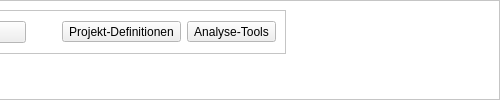
First picture: the form in projektcheck/ui/ProjektCheck_dockwidget_base.ui, repository projektcheck/ProjektCheck-QGIS, before the edit; both pictures show x 466 to 966 and y 0 to 100 of the 966 by 100 pixel window.
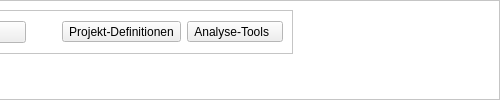
Second picture: the form after the edit. Icons and pictures are not drawn.

Commit message: moved arrow down right Analyse

```diff
--- a/projektcheck/ui/ProjektCheck_dockwidget_base.ui
+++ b/projektcheck/ui/ProjektCheck_dockwidget_base.ui
@@ -443,7 +443,7 @@
                <enum>Qt::DefaultContextMenu</enum>
               </property>
               <property name="text">
-               <string>Analyse-Tools</string>
+               <string>Analyse-Tools  </string>
               </property>
               <property name="checkable">
                <bool>false</bool>
```
